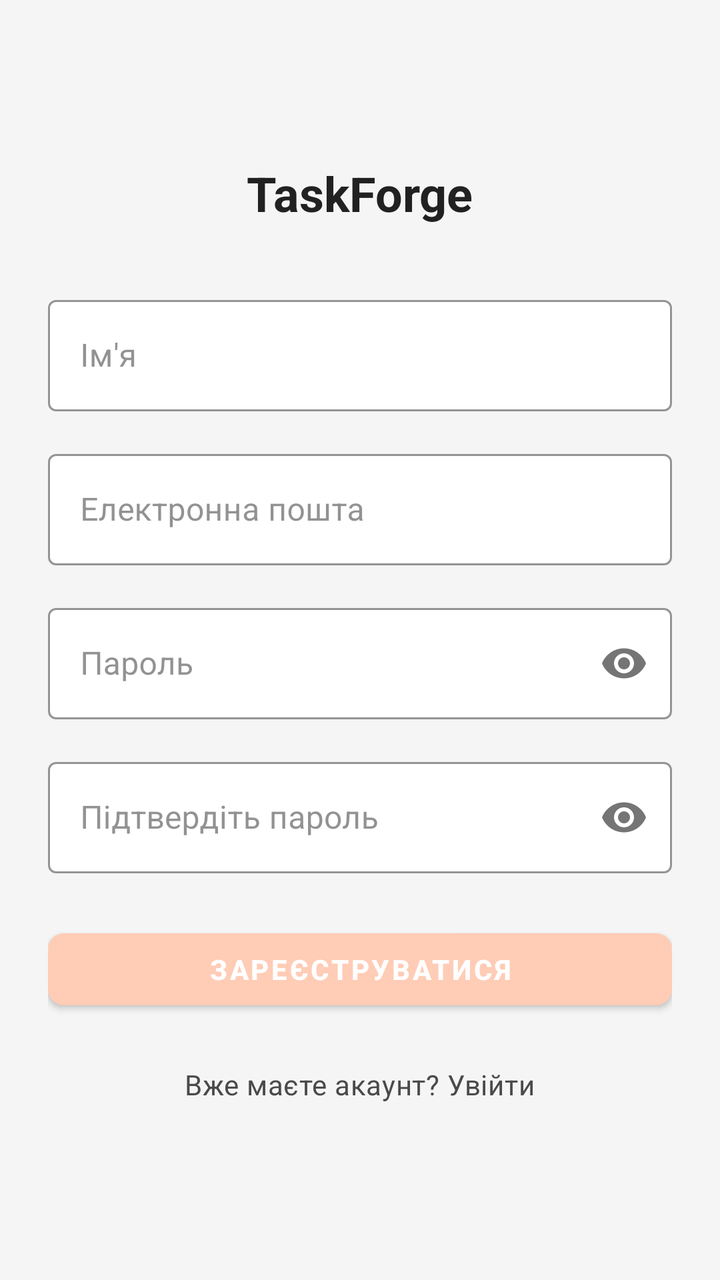
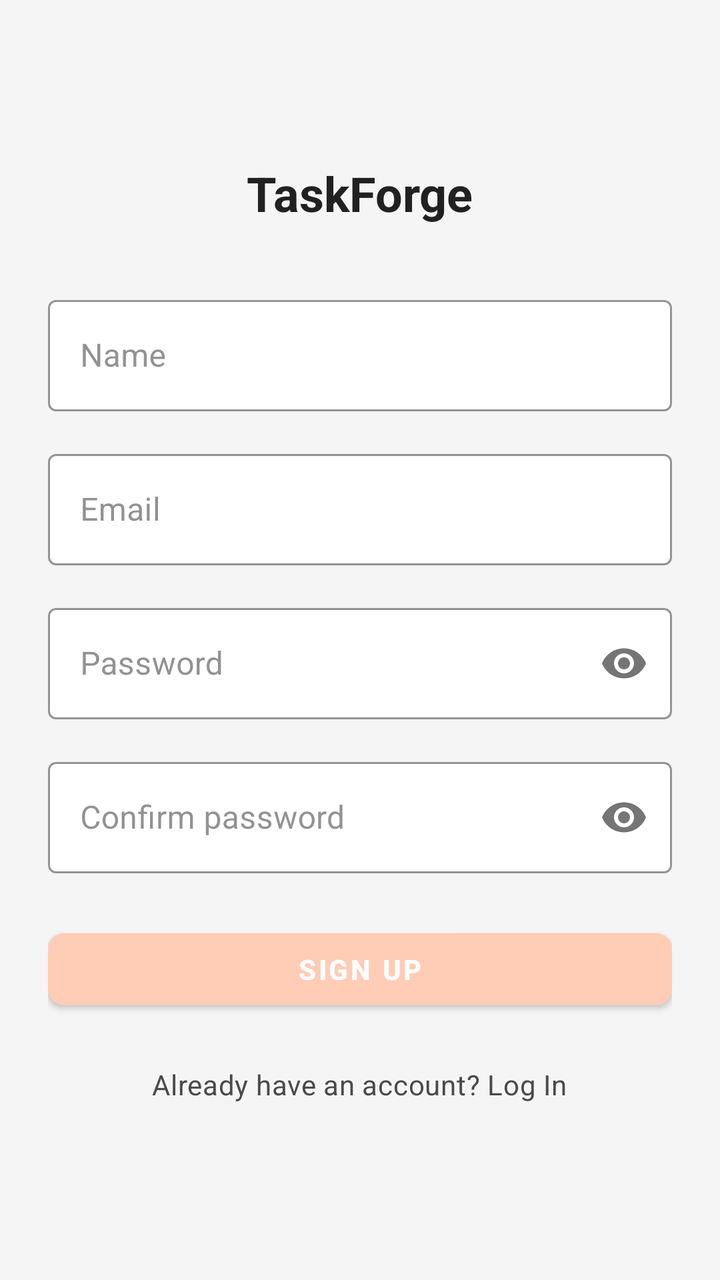

Screens rendered from an Android XML layout before and after an edit, with the pre-edit source and the edit as a unified diff.
<!-- AndroidManifest.xml: application theme Theme.TASKFORGE -->
<!-- res/layout/activity_register.xml -->
<?xml version="1.0" encoding="utf-8"?>
<LinearLayout xmlns:android="http://schemas.android.com/apk/res/android"
    xmlns:app="http://schemas.android.com/apk/res-auto"
    android:layout_width="match_parent"
    android:layout_height="match_parent"
    android:orientation="vertical"
    android:padding="24dp"
    android:gravity="center"
    android:background="@color/ui_background">

    <TextView
        android:layout_width="wrap_content"
        android:layout_height="wrap_content"
        android:text="TaskForge"
        android:textAppearance="@style/TextAppearance.TaskForge.Headline1"
        android:layout_marginBottom="32dp"/>

    <com.google.android.material.textfield.TextInputLayout
        style="@style/Widget.TaskForge.TextInputLayout"
        android:layout_width="match_parent"
        android:layout_height="wrap_content"
        android:layout_marginBottom="16dp"
        android:hint="Ім'я">

        <com.google.android.material.textfield.TextInputEditText
            style="@style/Widget.TaskForge.EditText"
            android:id="@+id/etName"
            android:layout_width="match_parent"
            android:layout_height="wrap_content"
            android:inputType="textPersonName"/>
    </com.google.android.material.textfield.TextInputLayout>

    <com.google.android.material.textfield.TextInputLayout
        style="@style/Widget.TaskForge.TextInputLayout"
        android:layout_width="match_parent"
        android:layout_height="wrap_content"
        android:layout_marginBottom="16dp"
        android:hint="Електронна пошта">

        <com.google.android.material.textfield.TextInputEditText
            style="@style/Widget.TaskForge.EditText"
            android:id="@+id/etEmail"
            android:layout_width="match_parent"
            android:layout_height="wrap_content"
            android:inputType="textEmailAddress"/>
    </com.google.android.material.textfield.TextInputLayout>

    <com.google.android.material.textfield.TextInputLayout
        style="@style/Widget.TaskForge.TextInputLayout"
        android:layout_width="match_parent"
        android:layout_height="wrap_content"
        android:layout_marginBottom="16dp"
        app:passwordToggleEnabled="true"
        android:hint="Пароль">

        <com.google.android.material.textfield.TextInputEditText
            style="@style/Widget.TaskForge.EditText"
            android:id="@+id/etPassword"
            android:layout_width="match_parent"
            android:layout_height="wrap_content"
            android:inputType="textPassword"/>
    </com.google.android.material.textfield.TextInputLayout>

    <com.google.android.material.textfield.TextInputLayout
        style="@style/Widget.TaskForge.TextInputLayout"
        android:layout_width="match_parent"
        android:layout_height="wrap_content"
        android:layout_marginBottom="24dp"
        app:passwordToggleEnabled="true"
        android:hint="Підтвердіть пароль">

        <com.google.android.material.textfield.TextInputEditText
            style="@style/Widget.TaskForge.EditText"
            android:id="@+id/etConfirmPassword"
            android:layout_width="match_parent"
            android:layout_height="wrap_content"
            android:inputType="textPassword"/>
    </com.google.android.material.textfield.TextInputLayout>

    <com.google.android.material.button.MaterialButton
        android:id="@+id/btnRegister"
        style="@style/Widget.TaskForge.Button.Primary"
        android:layout_width="match_parent"
        android:layout_height="wrap_content"
        android:text="Зареєструватися"
        android:layout_marginBottom="16dp"/>

    <TextView
        android:id="@+id/tvGoToLogin"
        android:layout_width="wrap_content"
        android:layout_height="wrap_content"
        android:text="Вже маєте акаунт? Увійти"
        android:textAppearance="@style/TextAppearance.TaskForge.Caption"
        android:textColor="@color/ui_body_text"
        android:padding="8dp"/>
</LinearLayout>
<!-- resources referenced by this layout -->
<resources>
  <color name="ui_background">#F5F5F5</color>
  <color name="ui_body_text">#4A4A4A</color>
  <style name="TextAppearance.TaskForge.Caption" parent="TextAppearance.Material3.BodyMedium">
          <item name="android:textSize">14sp</item>
          <item name="android:textStyle">normal</item>
          <item name="android:fontFamily">sans-serif-medium</item>
          <item name="android:textColor">@color/ui_hint_text</item>
      </style>
  <style name="TextAppearance.TaskForge.Headline1" parent="TextAppearance.Material3.HeadlineLarge">
          <item name="android:textSize">24sp</item>
          <item name="android:textStyle">bold</item>
          <item name="android:fontFamily">sans-serif</item>
          <item name="android:textColor">@color/ui_heading_text</item>
      </style>
  <style name="Widget.TaskForge.EditText" parent="Widget.MaterialComponents.TextInputEditText.OutlinedBox">
          <item name="android:textColor">@color/ui_body_text</item>
          <item name="android:textColorHint">@color/ui_hint_text</item>
          <item name="android:textSize">16sp</item>
          <item name="android:fontFamily">sans-serif</item>
      </style>
  <style name="Widget.TaskForge.TextInputLayout" parent="Widget.MaterialComponents.TextInputLayout.OutlinedBox">
          <item name="boxBackgroundColor">@color/white</item>
          <item name="boxStrokeColor">@color/ui_accent_secondary</item>
          <item name="boxStrokeWidth">1dp</item>
          <item name="boxStrokeWidthFocused">2dp</item>
          <item name="hintTextColor">@color/ui_hint_text</item>
      </style>
  <style name="Theme.TASKFORGE" parent="Base.Theme.TASKFORGE" />
  <color name="ui_hint_text">#8E8E8E</color>
  <color name="ui_heading_text">#212121</color>
  <color name="ui_accent_primary">#FFCCB6</color>
  <color name="white">#FFFFFFFF</color>
  <color name="ui_accent_secondary">#DCCFF6</color>
  <style name="TextAppearance.TaskForge.Headline2" parent="TextAppearance.Material3.TitleLarge">
          <item name="android:textSize">20sp</item>
          <item name="android:textStyle">normal</item>
          <item name="android:fontFamily">sans-serif-medium</item>
          <item name="android:textColor">@color/ui_heading_text</item>
      </style>
  <style name="TextAppearance.TaskForge.Body" parent="TextAppearance.Material3.BodyLarge">
          <item name="android:textSize">16sp</item>
          <item name="android:textStyle">normal</item>
          <item name="android:fontFamily">sans-serif</item>
          <item name="android:textColor">@color/ui_body_text</item>
      </style>
  <style name="Widget.TaskForge.CardView" parent="Widget.MaterialComponents.CardView">
          <item name="strokeColor">@color/ui_card_border</item>
          <item name="strokeWidth">1dp</item>
          <item name="cardCornerRadius">10dp</item>
          <item name="cardElevation">1dp</item>
          <item name="cardBackgroundColor">@color/white</item>
      </style>
  <style name="Widget.TaskForge.FAB" parent="Widget.MaterialComponents.FloatingActionButton">
          <item name="backgroundTint">@color/ui_accent_primary</item>
          <item name="tint">@color/white</item>
      </style>
  <style name="Widget.TaskForge.BottomNavigationView" parent="Widget.MaterialComponents.BottomNavigationView">
          <item name="itemIconTint">@color/bottom_nav_tint</item>
          <item name="itemTextColor">@color/bottom_nav_tint</item>
          <item name="android:background">@color/white</item>
      </style>
  <style name="ThemeOverlay.TaskForge.MaterialAlertDialog" parent="ThemeOverlay.MaterialComponents.MaterialAlertDialog">
          <item name="materialAlertDialogBodyTextStyle">@style/TextAppearance.TaskForge.Body</item>
          <item name="shapeAppearanceOverlay">@style/ShapeAppearanceOverlay.TaskForge.Dialog</item>
      </style>
  <color name="ui_card_border">#E0E0E0</color>
  <style name="ShapeAppearanceOverlay.TaskForge.Dialog" parent="">
          <item name="cornerFamily">rounded</item>
          <item name="cornerSize">20dp</item>
      </style>
  <!-- unchanged entries left out for length: 2 -->
</resources>

<!-- the commit's change to res/layout/activity_register.xml (unified diff, before → after) -->
@@ -20,7 +20,7 @@
         android:layout_width="match_parent"
         android:layout_height="wrap_content"
         android:layout_marginBottom="16dp"
-        android:hint="Ім'я">
+        android:hint="Name">
 
         <com.google.android.material.textfield.TextInputEditText
             style="@style/Widget.TaskForge.EditText"
@@ -35,7 +35,7 @@
         android:layout_width="match_parent"
         android:layout_height="wrap_content"
         android:layout_marginBottom="16dp"
-        android:hint="Електронна пошта">
+        android:hint="Email">
 
         <com.google.android.material.textfield.TextInputEditText
             style="@style/Widget.TaskForge.EditText"
@@ -51,7 +51,7 @@
         android:layout_height="wrap_content"
         android:layout_marginBottom="16dp"
         app:passwordToggleEnabled="true"
-        android:hint="Пароль">
+        android:hint="Password">
 
         <com.google.android.material.textfield.TextInputEditText
             style="@style/Widget.TaskForge.EditText"
@@ -67,7 +67,7 @@
         android:layout_height="wrap_content"
         android:layout_marginBottom="24dp"
         app:passwordToggleEnabled="true"
-        android:hint="Підтвердіть пароль">
+        android:hint="Confirm password">
 
         <com.google.android.material.textfield.TextInputEditText
             style="@style/Widget.TaskForge.EditText"
@@ -82,14 +82,14 @@
         style="@style/Widget.TaskForge.Button.Primary"
         android:layout_width="match_parent"
         android:layout_height="wrap_content"
-        android:text="Зареєструватися"
+        android:text="Sign Up"
         android:layout_marginBottom="16dp"/>
 
     <TextView
         android:id="@+id/tvGoToLogin"
         android:layout_width="wrap_content"
         android:layout_height="wrap_content"
-        android:text="Вже маєте акаунт? Увійти"
+        android:text="Already have an account? Log In"
         android:textAppearance="@style/TextAppearance.TaskForge.Caption"
         android:textColor="@color/ui_body_text"
         android:padding="8dp"/>
